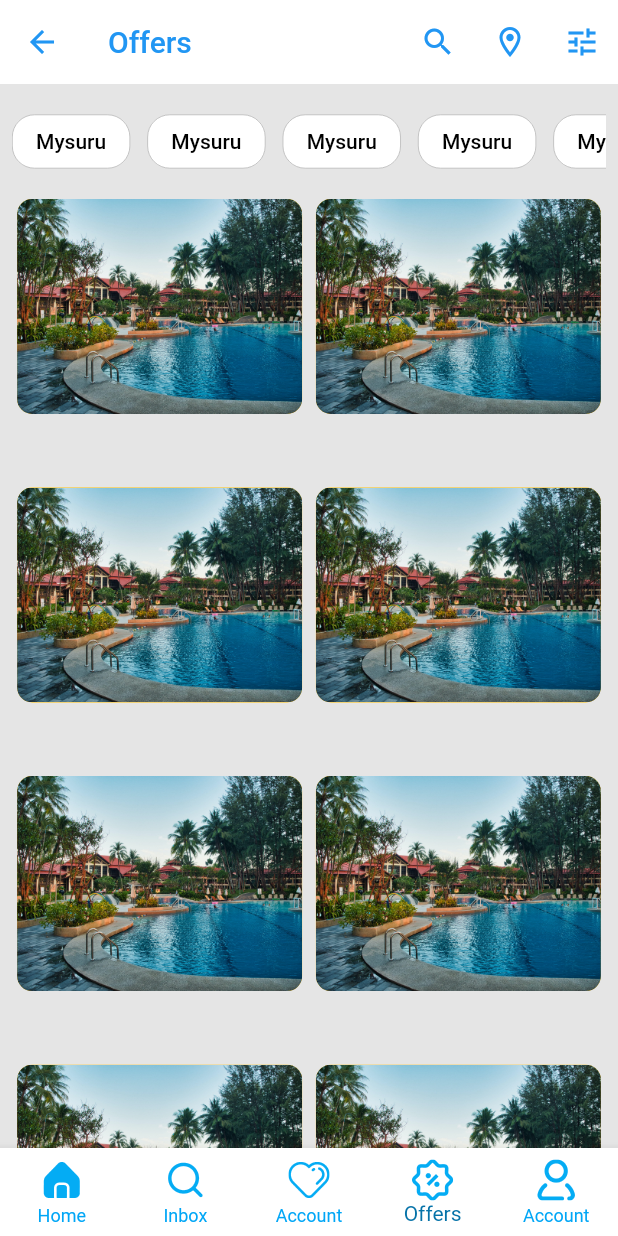
After one commit to qadher/Trif_Project, a Flutter app: the App screen opened directly, item 4 of the bottom bar chosen, on a phone screen of 412 x 824 dp. The commit adds this screen. Run offline on Flutter 3.47's test engine with Material 2 defaults, Android fonts, the light colour scheme and no system bars; our stand-ins replace carousel_slider, flutter_screenutil, flutter_svg, get, shared_preferences; accounts and stored records are empty; network calls fail.

Commit message:
login screen and offer page

```diff
--- a/lib/bottom_navigation/navigation.dart
+++ b/lib/bottom_navigation/navigation.dart
@@ -5,6 +5,7 @@ import 'package:trip_calicut/bottom_navigation/bottomnavigation.dart';
 import 'package:trip_calicut/bottom_navigation/tab_item.dart';
 import 'package:trip_calicut/bottom_navigation/tab_navigator.dart';
 import 'package:trip_calicut/screens/home/homescreen.dart';
+import 'package:trip_calicut/screens/offer_page/offerPage.dart';
 
 class App extends StatefulWidget {
   const App({Key? key}) : super(key: key);
@@ -20,7 +21,7 @@ class _AppState extends State<App> {
     HomeScreen(),
     HomeScreen(),
     HomeScreen(),
-    HomeScreen(),
+    OfferScreen(),
     HomeScreen(),
   ];
 
@@ -59,7 +60,7 @@ class _AppState extends State<App> {
                   height: 24.h,
                   width: 24.w,
                 ),
-                label: 'Account'),
+                label: 'Offers'),
                 BottomNavigationBarItem(
 
                 icon: SvgPicture.asset(
--- a/lib/screens/login_screen/login_screen.dart
+++ b/lib/screens/login_screen/login_screen.dart
@@ -149,7 +149,7 @@ class _LoginScreenState extends State<LoginScreen> {
 
                 ElevatedButton(
                   onPressed: () {
-                    Navigator.push(
+                    Navigator.pushReplacement(
                       context,
                       MaterialPageRoute(builder: (context) => App()),
                     );
@@ -202,7 +202,7 @@ class _LoginScreenState extends State<LoginScreen> {
                             fontSize: 18),
                       ),
                       onTap: () {
-                        Navigator.of(context).push(MaterialPageRoute(
+                        Navigator.of(context).pushReplacement(MaterialPageRoute(
                             builder: (ctx) => SignUpScreen()));
                       },
                     ),
--- /dev/null
+++ b/lib/screens/offer_page/offerPage.dart
@@ -0,0 +1,150 @@
+import 'package:carousel_slider/carousel_slider.dart';
+import 'package:flutter/material.dart';
+import 'package:flutter/services.dart';
+import 'package:flutter_screenutil/flutter_screenutil.dart';
+import 'package:trip_calicut/screens/home/components/carousel.dart';
+import 'package:trip_calicut/screens/jobs/components/job_tile.dart';
+
+import '../../components/packagecard.dart';
+import '../home/components/titletext.dart';
+import '../tours/components/AppBarWidget.dart';
+import '../../widgets.dart';
+import '../tours/components/topdestination.dart';
+import '../widgets.dart';
+
+class OfferScreen extends StatelessWidget {
+  const OfferScreen({Key? key}) : super(key: key);
+
+  @override
+  Widget build(BuildContext context) {
+    return Scaffold(
+      backgroundColor: Color(0xffE5E5E5),
+      appBar: PreferredSize(
+        preferredSize: Size.fromHeight(56),
+        child: AppBarWidget(
+          title: 'Offers',
+        ),
+      ),
+      body: SafeArea(
+        child: NotificationListener<OverscrollIndicatorNotification>(
+          onNotification: (OverscrollIndicatorNotification overscroll) {
+            overscroll.disallowIndicator();
+            return false;
+          },
+          child: SingleChildScrollView(
+            child: Column(
+              crossAxisAlignment: CrossAxisAlignment.start,
+              children: [
+                // adsBanner(context),
+
+                heightSizedBox(),
+
+                // heightSizedBox(),
+                Padding(
+                  padding: const EdgeInsets.symmetric(horizontal: 8),
+                  child: SingleChildScrollView(
+                    scrollDirection: Axis.horizontal,
+                    child: Row(
+                      children: [
+                        TopDestination(),
+                        widthSizedBox(),
+                        TopDestination(),
+                        widthSizedBox(),
+                        TopDestination(),
+                        widthSizedBox(),
+                        TopDestination(),
+                        widthSizedBox(),
+                        TopDestination(),
+                        widthSizedBox(),
+                        TopDestination(),
+                        widthSizedBox(),
+                        TopDestination(),
+                        widthSizedBox(),
+                        TopDestination(),
+                        widthSizedBox(),
+                        TopDestination(),
+                        widthSizedBox(),
+                        TopDestination(),
+                        widthSizedBox(),
+                        TopDestination(),
+                      ],
+                    ),
+                  ),
+                ),
+                heightSizedBox(),
+                // JobTile(),
+                // heightSizedBox(),
+                // JobTile(),
+                // heightSizedBox(),
+                // JobTile(),
+                // heightSizedBox(),
+                // JobTile(),
+                 Padding(
+                   padding:  EdgeInsets.symmetric(horizontal: 10.w),
+                   child: GridView.builder(
+                      physics: NeverScrollableScrollPhysics(),
+                      shrinkWrap: true,
+                      gridDelegate: SliverGridDelegateWithFixedCrossAxisCount(
+                        crossAxisCount: 2,
+                        crossAxisSpacing: 8.w,
+                        mainAxisSpacing: 2.h
+                        // mainAxisExtent: 100.h,
+                      ),
+                      itemCount: 15,
+                      itemBuilder: (BuildContext context, int index) {
+                        return Column(
+                          children: [
+                            Container(
+                              height: 120.h,
+                              decoration: BoxDecoration(
+                                  image: DecorationImage(
+                                      image: AssetImage(
+                                          'assets/images/imageone.jpg'),
+                                      fit: BoxFit.cover),
+                                  color: Colors.amber,
+                                  borderRadius: BorderRadius.circular(10)),
+                              // child: Center(child: Text('$index')),
+                            ),
+                            // Padding(
+                            //   padding: EdgeInsets.only(top: 8.h),
+                            //   child: Center(
+                            //     child: Text(
+                            //       'data',
+                            //       style: TextStyle(
+                            //         fontSize: 16,
+                            //         fontWeight: FontWeight.w500,
+                            //         color: Colors.black87,
+                            //       ),
+                            //     ),
+                            //   ),
+                            // ),
+                          ],
+                        );
+                      },
+                    ),
+                 ),
+                // Padding(
+                //   padding: const EdgeInsets.only(left: 8),
+                //   child: TitleText(text: 'Vehicles in Ollur...'),
+                // ),
+                heightSizedBox(),
+                // ListView.separated(
+                //   physics: NeverScrollableScrollPhysics(),
+                //   shrinkWrap: true,
+                //   itemCount: 10,
+                //   separatorBuilder: (context, index) => SizedBox(
+                //     height: 10.h,
+                //   ),
+                //   itemBuilder: (context, index) => Padding(
+                //     padding: const EdgeInsets.symmetric(horizontal: 8),
+                //     child: PackageCard(),
+                //   ),
+                // ),
+              ],
+            ),
+          ),
+        ),
+      ),
+    );
+  }
+}
```
